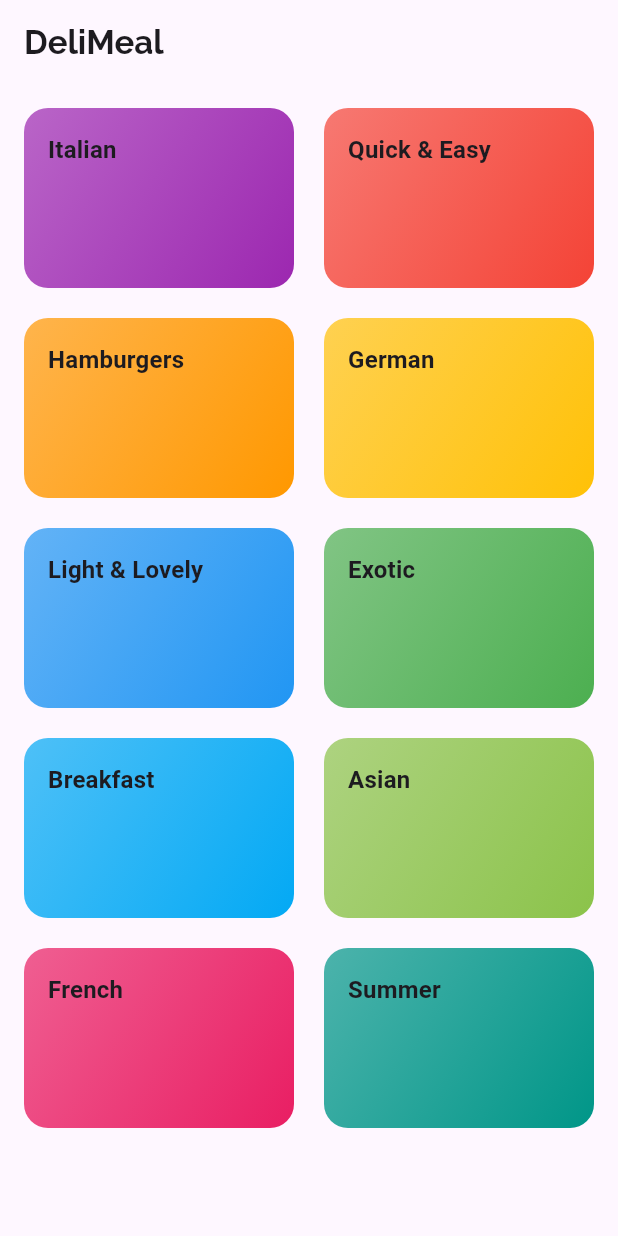
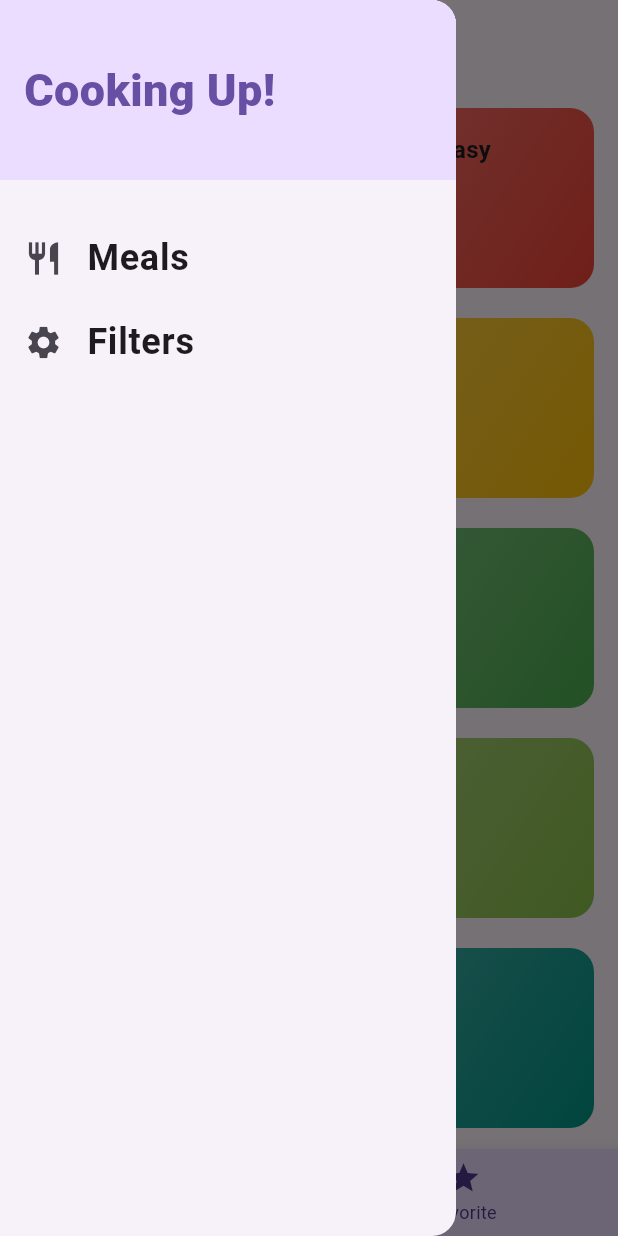
Before and after one commit to jsare/academind_courses, a Flutter app: the screen it shows after launch, with the side drawer open (before the commit the screen has no drawer), on a phone screen of 412 x 824 dp. Run offline on Flutter 3.47's test engine with Material 2 defaults, Android fonts, the phone set to English and light mode, and no system bars; Roboto replaces fonts that are missing (RobotoCondensed).

Commit message:
Adding tabs, custom drawer and fix some changes

```diff
--- a/meals_app/lib/app.dart
+++ b/meals_app/lib/app.dart
@@ -3,6 +3,8 @@ import 'package:flutter/material.dart';
 import './screens/categories_screen.dart';
 import './screens/category_meals_screen.dart';
 import './screens/meal_detail_screen.dart';
+import './screens/tabs_screen.dart';
+import './screens/filters_screen.dart';
 
 class MyApp extends StatelessWidget {
   const MyApp({super.key});
@@ -13,7 +15,7 @@ class MyApp extends StatelessWidget {
       title: 'DeliMeals',
       theme: ThemeData(
         useMaterial3: true,
-        primarySwatch: Colors.pink,
+        primarySwatch: Colors.blue,
         canvasColor: const Color.fromRGBO(225, 254, 229, 1),
         fontFamily: 'Raleway',
         textTheme: ThemeData.light().textTheme.copyWith(
@@ -31,10 +33,11 @@ class MyApp extends StatelessWidget {
       // For Option 1
       // home: const CategoriesScreen(),
       routes: {
-        '/': (ctx) => const CategoriesScreen(),
+        '/': (ctx) => const TabsScreen(),
         // '/category-meals' : (ctx) => const CategoryMealsScreen(), // Option 1
         CategoryMealsScreen.routeName: (ctx) => const CategoryMealsScreen(),
         MealDetailScreen.routeName: (ctx) => const MealDetailScreen(),
+        FiltersScreen.routeName: (ctx) => const FiltersScreen(),
       },
       onGenerateRoute: (settings) {
         // ignore: avoid_print
--- a/meals_app/lib/screens/categories_screen.dart
+++ b/meals_app/lib/screens/categories_screen.dart
@@ -8,12 +8,7 @@ class CategoriesScreen extends StatelessWidget {
 
   @override
   Widget build(BuildContext context) {
-    return Scaffold(
-      appBar: AppBar(
-        centerTitle: false,
-        title: const Text('DeliMeal'),
-      ),
-      body: GridView(
+    return GridView(
       padding: const EdgeInsets.all(16),
       gridDelegate: const SliverGridDelegateWithMaxCrossAxisExtent(
         maxCrossAxisExtent: 200,
@@ -30,7 +25,6 @@ class CategoriesScreen extends StatelessWidget {
             ),
           )
           .toList(),
-      ),
     );
   }
 }
--- /dev/null
+++ b/meals_app/lib/screens/favorites_screen.dart
@@ -0,0 +1,12 @@
+import 'package:flutter/material.dart';
+
+class FavoriteScreen extends StatelessWidget {
+  const FavoriteScreen({super.key});
+
+  @override
+  Widget build(BuildContext context) {
+    return const Center(
+      child: Text('The Favorites'),
+    );
+  }
+}
--- /dev/null
+++ b/meals_app/lib/screens/filters_screen.dart
@@ -0,0 +1,18 @@
+import 'package:flutter/material.dart';
+
+class FiltersScreen extends StatelessWidget {
+  static const routeName = '/filter';
+  const FiltersScreen({super.key});
+
+  @override
+  Widget build(BuildContext context) {
+    return Scaffold(
+      appBar: AppBar(
+        title: const Text('Your Filters'),
+      ),
+      body: const Center(
+        child: Text('Filters!'),
+      ),
+    );
+  }
+}
--- a/meals_app/lib/screens/meal_detail_screen.dart
+++ b/meals_app/lib/screens/meal_detail_screen.dart
@@ -82,7 +82,7 @@ class MealDetailScreen extends StatelessWidget {
                       ),
                       title: Text(selectedMeal.steps[index]),
                     ),
-                    Divider(),
+                    const Divider(),
                   ],
                 ),
                 itemCount: selectedMeal.steps.length,
--- /dev/null
+++ b/meals_app/lib/screens/tabs_screen.dart
@@ -0,0 +1,85 @@
+import 'package:flutter/material.dart';
+
+import 'categories_screen.dart';
+import 'favorites_screen.dart';
+import '../widgets/main_drawer.dart';
+
+class TabsScreen extends StatefulWidget {
+  const TabsScreen({super.key});
+
+  @override
+  State<TabsScreen> createState() => _TabsScreenState();
+}
+
+class _TabsScreenState extends State<TabsScreen> {
+  final List<Map<String, Object>> _pages = const [
+    {
+      'page': CategoriesScreen(),
+      'title': 'Categories',
+    },
+    {
+      'page': FavoriteScreen(),
+      'title': 'Your Favorite',
+    },
+  ];
+
+  int _selectedPageIndex = 0;
+
+  void _selectPage(int index) {
+    setState(() {
+      _selectedPageIndex = index;
+    });
+  }
+
+  @override
+  Widget build(BuildContext context) {
+    final colorTheme = Theme.of(context).colorScheme;
+    return Scaffold(
+      appBar: AppBar(
+        title: Text(_pages[_selectedPageIndex]['title'] as String),
+      ),
+      drawer: MainDrawer(),
+      body: _pages[_selectedPageIndex]['page'] as Widget,
+      bottomNavigationBar: BottomNavigationBar(
+        onTap: _selectPage,
+        backgroundColor: colorTheme.primaryContainer,
+        selectedItemColor: colorTheme.primary,
+        unselectedItemColor: colorTheme.onPrimaryContainer,
+        currentIndex: _selectedPageIndex,
+        items: const [
+          BottomNavigationBarItem(
+            icon: Icon(Icons.category),
+            label: 'Category',
+          ),
+          BottomNavigationBarItem(
+            icon: Icon(Icons.star),
+            label: 'Favorite',
+          ),
+        ],
+      ),
+    );
+/*  // Applicability TabBar in the App - Option 1
+    return DefaultTabController(
+      length: 2,
+      child: Scaffold(
+        appBar: AppBar(
+          title: const Text('Meals'),
+          bottom: const TabBar(
+            tabs: [
+              Tab(icon: Icon(Icons.category), text: 'Categories'),
+              Tab(icon: Icon(Icons.star), text: 'Favorites'),
+            ],
+          ),
+        ),
+        body: const TabBarView(
+          children: [
+            CategoriesScreen(),
+            FavoriteScreen(),
+          ],
+        ),
+      ),
+    );
+  }
+ */
+  }
+}
--- /dev/null
+++ b/meals_app/lib/widgets/main_drawer.dart
@@ -0,0 +1,75 @@
+import 'package:flutter/material.dart';
+
+import '../screens/filters_screen.dart';
+
+class MainDrawer extends StatelessWidget {
+  const MainDrawer({super.key});
+
+  @override
+  Widget build(BuildContext context) {
+    return Drawer(
+      child: Column(
+        children: [
+          Container(
+            width: double.infinity,
+            height: 120,
+            padding: const EdgeInsets.all(16),
+            alignment: Alignment.centerLeft,
+            color: Theme.of(context).colorScheme.primaryContainer,
+            child: Text(
+              'Cooking Up!',
+              style: TextStyle(
+                fontWeight: FontWeight.w900,
+                fontSize: 30,
+                color: Theme.of(context).colorScheme.primary,
+              ),
+            ),
+          ),
+          const SizedBox(height: 24),
+          BuildListTile(
+            title: 'Meals',
+            icon: Icons.restaurant,
+            tapHandler: () => Navigator.of(context).pushNamed('/'),
+          ),
+          BuildListTile(
+            title: 'Filters',
+            icon: Icons.settings,
+            tapHandler: () =>
+                Navigator.of(context).pushNamed(FiltersScreen.routeName),
+          ),
+        ],
+      ),
+    );
+  }
+}
+
+class BuildListTile extends StatelessWidget {
+  final String title;
+  final IconData icon;
+  final VoidCallback tapHandler;
+  const BuildListTile({
+    required this.title,
+    required this.icon,
+    required this.tapHandler,
+    super.key,
+  });
+
+  @override
+  Widget build(BuildContext context) {
+    return ListTile(
+      leading: Icon(
+        icon,
+        size: 26,
+      ),
+      title: Text(
+        title,
+        style: const TextStyle(
+          fontFamily: 'RobotoCondensed',
+          fontSize: 24,
+          fontWeight: FontWeight.bold,
+        ),
+      ),
+      onTap: tapHandler,
+    );
+  }
+}
```
Lines whose indentation alone changed are shown as unchanged.
